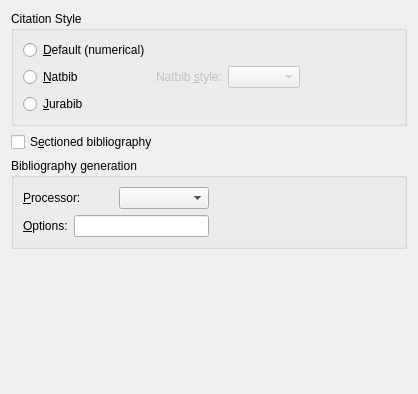
First picture: the form in src/frontends/qt4/ui/BiblioUi.ui, repository cburschka/lyx, before the edit.
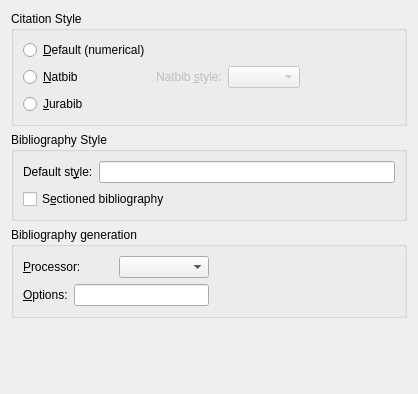
Second picture: the form after the edit.

Commit message: User frontend for the new document-wide bibliography style feature.

```diff
--- a/src/frontends/qt4/ui/BiblioUi.ui
+++ b/src/frontends/qt4/ui/BiblioUi.ui
@@ -105,6 +105,36 @@
     </widget>
    </item>
    <item row="1" column="0" >
+    <widget class="QGroupBox" name="BiblioStyleBG" >
+     <property name="title" >
+      <string>Bibliography Style</string>
+     </property>
+     <property name="flat" >
+      <bool>true</bool>
+     </property>
+     <layout class="QGridLayout" name="gridLayout_1" >
+      <item row="0" column="0" >
+       <layout class="QHBoxLayout" name="horizontalLayout_1" >
+        <item>
+         <widget class="QLabel" name="bibtexStyleLA" >
+          <property name="text" >
+           <string>Default st&amp;yle:</string>
+          </property>
+          <property name="buddy" >
+           <cstring>bibtexStyleLE</cstring>
+          </property>
+         </widget>
+        </item>
+        <item>
+         <widget class="QLineEdit" name="bibtexStyleLE" >
+          <property name="toolTip" >
+           <string>Define the default BibTeX style</string>
+          </property>
+         </widget>
+        </item>
+       </layout>
+      </item>
+      <item row="1" column="0" >
     <widget class="QCheckBox" name="bibtopicCB" >
      <property name="toolTip" >
       <string>Select this if you want to split your bibliography into sections</string>
@@ -112,6 +142,9 @@
      <property name="text" >
       <string>S&amp;ectioned bibliography</string>
      </property>
+       </widget>
+      </item>
+     </layout>
     </widget>
    </item>
    <item row="2" column="0" >
```
Lines whose indentation alone changed are shown as unchanged. The commit also changes 1 other file.
